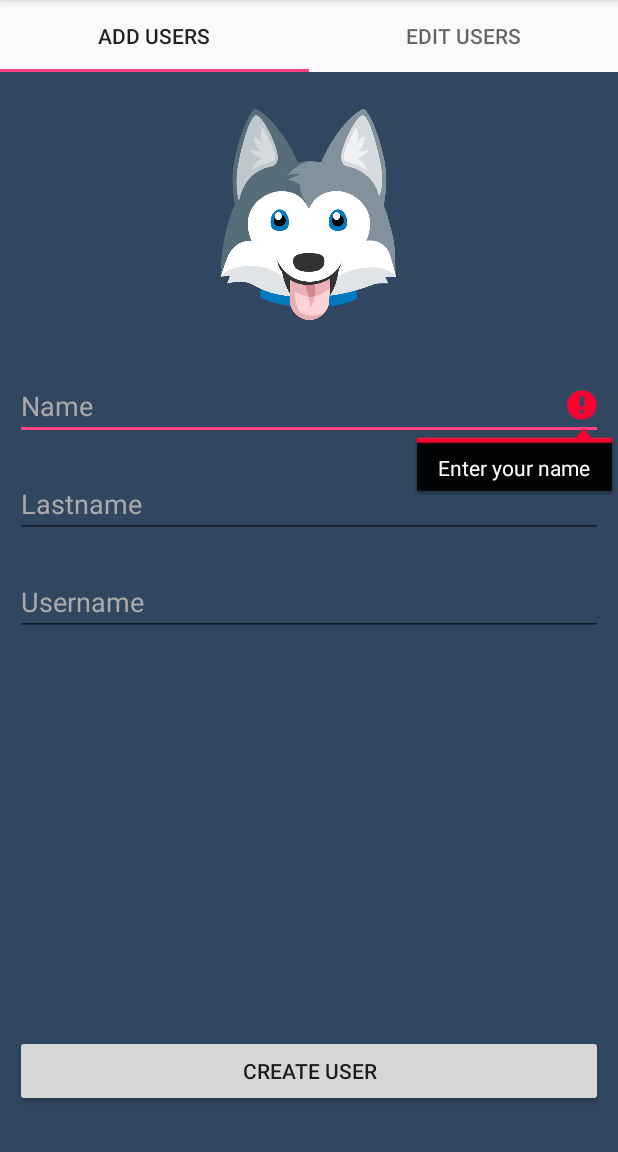
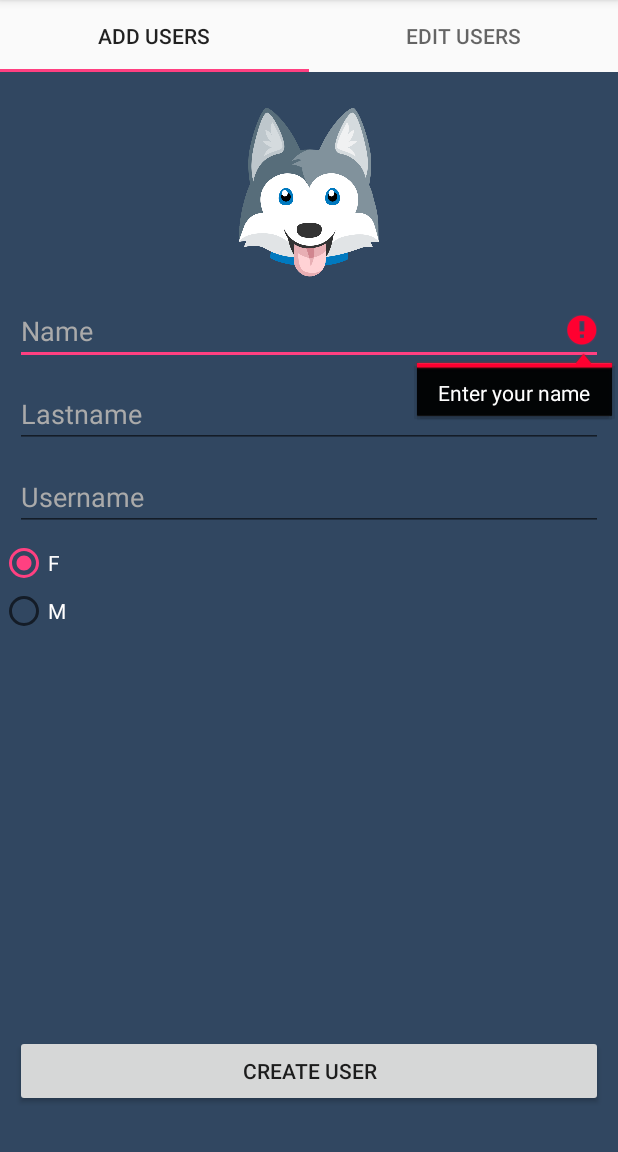
Before and after one commit to GoranVoinovski/VezbaSoFragmenti, an Android app: the Fragment3 screen opened directly, with no data from a screen before it, after a tap on "CREATE USER", on a phone screen of 412 x 824 dp, the part 84-1236 px from its top. Run offline under Robolectric (Android 15) with nearby library versions, the phone set to English and light mode, and no system bars; our stand-ins replace ButterKnife, Picasso.

```diff
--- a/app/src/main/java/com/example/goran/myapplication/Fragment2.java
+++ b/app/src/main/java/com/example/goran/myapplication/Fragment2.java
@@ -81,4 +81,7 @@ public class Fragment2 extends Fragment {
     boolean isEmailValid(String email) {
         return android.util.Patterns.EMAIL_ADDRESS.matcher(email).matches();
     }
+
+
+
 }
--- a/app/src/main/java/com/example/goran/myapplication/Fragment3.java
+++ b/app/src/main/java/com/example/goran/myapplication/Fragment3.java
@@ -11,6 +11,7 @@ import android.view.ViewGroup;
 import android.widget.Button;
 import android.widget.EditText;
 import android.widget.ImageView;
+import android.widget.RadioButton;
 
 import com.squareup.picasso.Picasso;
 
@@ -32,6 +33,11 @@ public class Fragment3 extends Fragment {
     @BindView(R.id.lastname)EditText prezime;
     @BindView(R.id.username)EditText uname;
     @BindView(R.id.btn)Button kopce;
+    @BindView(R.id.rbm)
+    RadioButton male;
+    @BindView(R.id.rbf)
+    RadioButton female;
+    char pol = 'M';
     User usermain;
     ArrayList<Users> useri;
     String kopceopcija = "";
@@ -68,12 +74,22 @@ public class Fragment3 extends Fragment {
         mUnbind.unbind();
     }
 
+
+
     @OnClick (R.id.btn)
     public void KlikKreiraj(){
         String myusername = ime.getText().toString();
         String myuserlastname = prezime.getText().toString();
         String myuseruname = uname.getText().toString();
-        Users user = new Users(myusername, myuserlastname, myuseruname);
+        if (male.isChecked()) {
+            pol = 'M';
+            male.setChecked(true);
+        } else {
+            pol = 'F';
+            female.setChecked(true);
+        }
+
+        Users user = new Users(myusername, myuserlastname, myuseruname, pol);
 
         if (myusername.isEmpty() || myuserlastname.isEmpty() || myuseruname.isEmpty()){
 
--- a/app/src/main/java/com/example/goran/myapplication/Fragment4.java
+++ b/app/src/main/java/com/example/goran/myapplication/Fragment4.java
@@ -11,6 +11,7 @@ import android.view.ViewGroup;
 import android.widget.Button;
 import android.widget.EditText;
 import android.widget.ImageView;
+import android.widget.RadioButton;
 
 import com.squareup.picasso.Picasso;
 
@@ -30,8 +31,13 @@ public class Fragment4 extends Fragment {
     @BindView(R.id.lastname)EditText prezime;
     @BindView(R.id.username)EditText uname;
     @BindView(R.id.btn)Button kopce;
+    @BindView(R.id.rbm)
+    RadioButton male;
+    @BindView(R.id.rbf)
+    RadioButton female;
     Users userediting = new Users();
     int imeuser = 0;
+    char pol;
 
     private Unbinder mUnbind;
 
@@ -52,6 +58,12 @@ public class Fragment4 extends Fragment {
         ime.setText(userediting.getName());
         prezime.setText(userediting.getLastname());
         uname.setText(userediting.getUsername());
+        pol = userediting.getGender();
+            if (pol == 'M') {
+                male.setChecked(true);
+            } else {
+                female.setChecked(true);
+            }
 
 
         }
@@ -83,6 +95,12 @@ public class Fragment4 extends Fragment {
            userediting.setName(ime.getText().toString());
            userediting.setLastname(prezime.getText().toString());
            userediting.setUsername(uname.getText().toString());
+           if (male.isChecked()) {
+               pol = 'M';
+           } else {
+               pol = 'F';
+           }
+           userediting.setGender(pol);
            Intent pratiedit = new Intent();
            pratiedit.putExtra("EditedUser",userediting);
            getActivity().setResult(Activity.RESULT_OK,pratiedit);
--- a/app/src/main/java/com/example/goran/myapplication/Main2Activity.java
+++ b/app/src/main/java/com/example/goran/myapplication/Main2Activity.java
@@ -47,4 +47,9 @@ public class Main2Activity extends AppCompatActivity {
 
         pager.setAdapter(adapter2);
     }
+
+    @Override
+    public void onBackPressed() {
+        finish();
+    }
 }
--- a/app/src/main/java/com/example/goran/myapplication/MainActivity.java
+++ b/app/src/main/java/com/example/goran/myapplication/MainActivity.java
@@ -33,5 +33,8 @@ public class MainActivity extends AppCompatActivity {
 
     }
 
-
+    @Override
+    public void onBackPressed() {
+        finish();
+    }
 }
--- a/app/src/main/java/com/example/goran/myapplication/Users.java
+++ b/app/src/main/java/com/example/goran/myapplication/Users.java
@@ -11,18 +11,21 @@ public class Users implements Serializable{
     String name;
     String lastname;
     String username;
+    char gender;
 
     public Users() {
         name = " ";
         lastname = " ";
         username = "Guest";
+        gender = 'M';
     }
 
 
-    public Users(String name, String lastname, String username) {
+    public Users(String name, String lastname, String username, char gender) {
         this.name = name;
         this.lastname = lastname;
         this.username = username;
+        this.gender = gender;
     }
 
     public String getName() {
@@ -49,6 +52,14 @@ public class Users implements Serializable{
         this.username = username;
     }
 
+    public char getGender() {
+        return gender;
+    }
+
+    public void setGender(char gender) {
+        this.gender = gender;
+    }
+
     @Override
     public String toString() {
 
--- a/app/src/main/res/layout/fragment3.xml
+++ b/app/src/main/res/layout/fragment3.xml
@@ -7,15 +7,15 @@
 
     <ImageView
         android:id="@+id/slika"
-        android:layout_width="150dp"
-        android:layout_height="150dp"
+        android:layout_width="120dp"
+        android:layout_height="120dp"
         android:layout_centerHorizontal="true"
         android:layout_marginTop="20dp"/>
 
 
     <EditText
         android:id="@+id/name"
-        android:layout_marginTop="30dp"
+        android:layout_marginTop="10dp"
         android:layout_width="match_parent"
         android:layout_height="wrap_content"
         android:layout_marginLeft="10dp"
@@ -28,7 +28,7 @@
 
     <EditText
         android:id="@+id/lastname"
-        android:layout_marginTop="20dp"
+        android:layout_marginTop="10dp"
         android:layout_width="match_parent"
         android:layout_height="wrap_content"
         android:layout_marginLeft="10dp"
@@ -42,7 +42,7 @@
 
     <EditText
         android:id="@+id/username"
-        android:layout_marginTop="20dp"
+        android:layout_marginTop="10dp"
         android:layout_width="match_parent"
         android:layout_height="wrap_content"
         android:layout_marginLeft="10dp"
@@ -52,6 +52,31 @@
         android:textColor="@color/white"
         android:textColorHint="@android:color/darker_gray"
         android:layout_below="@id/lastname"/>
+
+    <RadioGroup
+        android:id="@+id/rg"
+        android:layout_below="@id/username"
+        android:layout_alignParentBottom="true"
+        android:layout_marginTop="5dp"
+        android:layout_width="wrap_content"
+        android:layout_height="wrap_content">
+
+        <RadioButton
+            android:id="@+id/rbf"
+            android:layout_width="wrap_content"
+            android:layout_height="wrap_content"
+            android:text="F"
+            android:textColor="@android:color/white" />
+
+        <RadioButton
+            android:id="@+id/rbm"
+            android:layout_width="wrap_content"
+            android:layout_height="wrap_content"
+            android:text="M"
+            android:textColor="@android:color/white"/>
+
+
+    </RadioGroup>
 
     <Button
         android:id="@+id/btn"
```
Also changed, not shown: app/src/main/java/com/example/goran/myapplication/Main3Activity.java (+15 -5 lines), app/src/main/res/layout/activity_main3.xml (+11 -7 lines), app/src/main/res/layout/fragment4.xml (+30 -5 lines).
